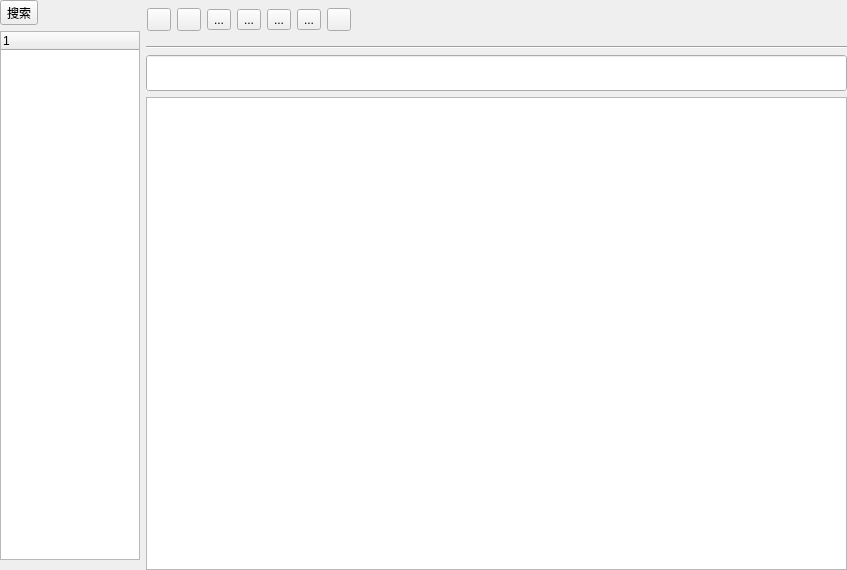
kevinWu7/LifeNote, file App/windows/mainwindow.ui: the form before one commit.
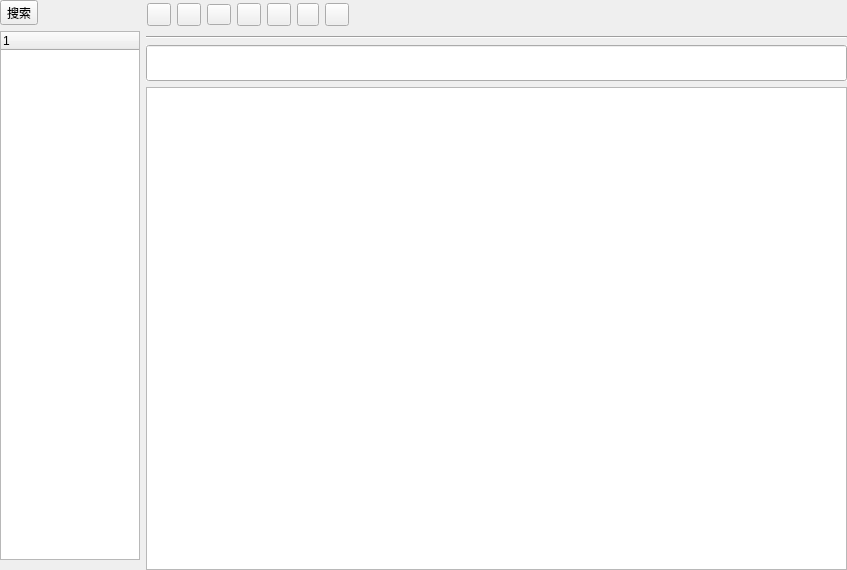
The form after the commit.

Commit message: 1、fix-bug:set default selector when open img-selector 2、adjust titleBar toolbutton UI

What changed in the file:
```diff
--- a/App/windows/mainwindow.ui
+++ b/App/windows/mainwindow.ui
@@ -145,7 +145,7 @@
             <property name="maximumSize">
              <size>
               <width>16777215</width>
-              <height>40</height>
+              <height>30</height>
              </size>
             </property>
             <property name="autoFillBackground">
@@ -169,6 +169,12 @@
                <property name="text">
                 <string/>
                </property>
+               <property name="iconSize">
+                <size>
+                 <width>16</width>
+                 <height>16</height>
+                </size>
+               </property>
                <property name="checkable">
                 <bool>false</bool>
                </property>
@@ -179,6 +185,12 @@
                <property name="text">
                 <string/>
                </property>
+               <property name="iconSize">
+                <size>
+                 <width>16</width>
+                 <height>16</height>
+                </size>
+               </property>
                <property name="checkable">
                 <bool>false</bool>
                </property>
@@ -196,7 +208,13 @@
                 <enum>Qt::LeftToRight</enum>
                </property>
                <property name="text">
-                <string>...</string>
+                <string/>
+               </property>
+               <property name="iconSize">
+                <size>
+                 <width>16</width>
+                 <height>14</height>
+                </size>
                </property>
                <property name="checkable">
                 <bool>true</bool>
@@ -224,7 +242,7 @@
                 </size>
                </property>
                <property name="text">
-                <string>...</string>
+                <string/>
                </property>
                <property name="checkable">
                 <bool>true</bool>
@@ -240,7 +258,7 @@
                 </size>
                </property>
                <property name="text">
-                <string>...</string>
+                <string/>
                </property>
                <property name="checkable">
                 <bool>true</bool>
@@ -255,8 +273,20 @@
                  <height>0</height>
                 </size>
                </property>
+               <property name="maximumSize">
+                <size>
+                 <width>16777215</width>
+                 <height>16777215</height>
+                </size>
+               </property>
                <property name="text">
-                <string>...</string>
+                <string/>
+               </property>
+               <property name="iconSize">
+                <size>
+                 <width>14</width>
+                 <height>16</height>
+                </size>
                </property>
                <property name="checkable">
                 <bool>false</bool>
```
The commit also changes 1 other file.
